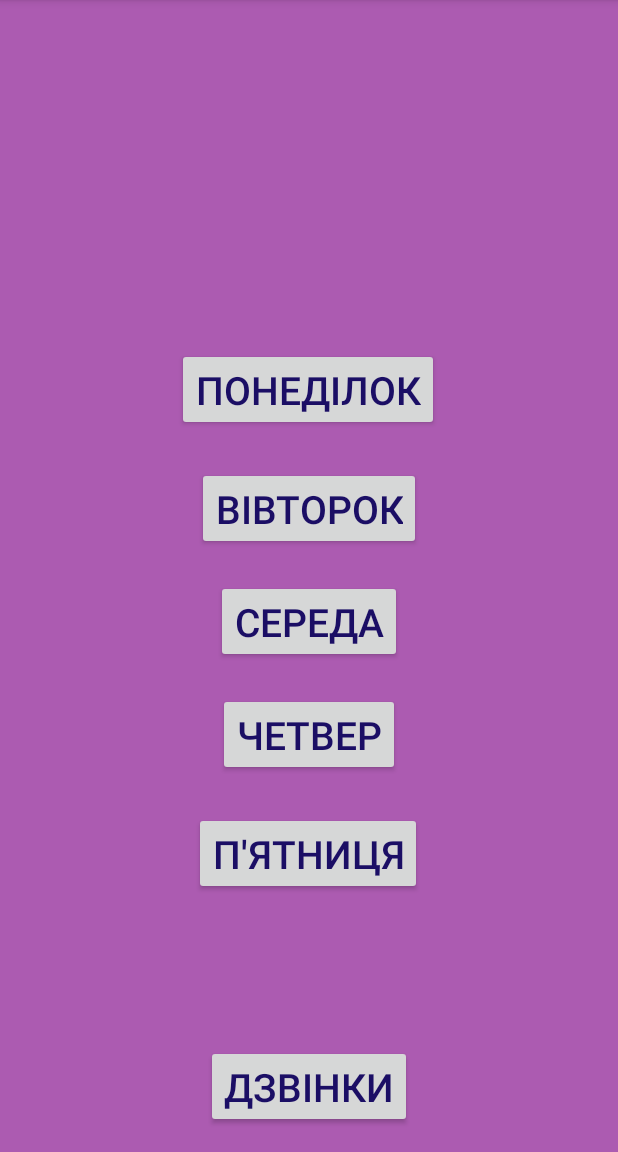
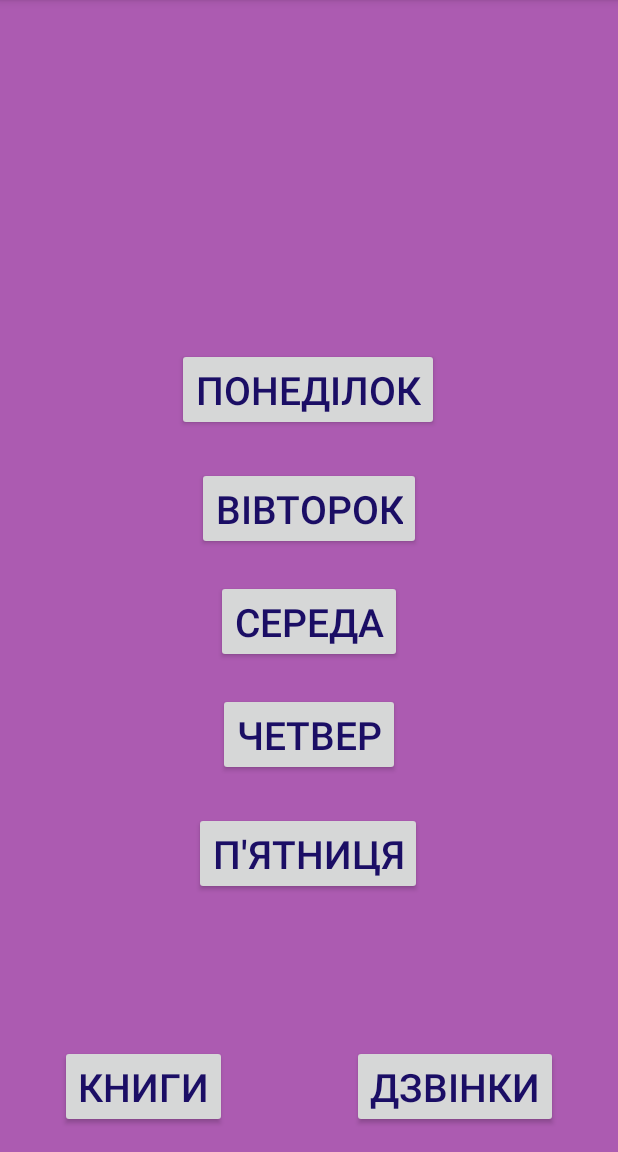
Before and after one commit to glebirus4/rozklad, an Android app: the screen it shows after launch (MainActivity), on a phone screen of 412 x 824 dp, the part 84-1236 px from its top. Run offline under Robolectric (Android 15) with nearby library versions, the phone set to English and light mode, and no system bars.

Commit message:
One more new feature

```diff
--- a/app/src/main/AndroidManifest.xml
+++ b/app/src/main/AndroidManifest.xml
@@ -9,7 +9,8 @@
         android:roundIcon="@mipmap/ic_launcher_round"
         android:supportsRtl="true"
         android:theme="@style/AppTheme">
-        <activity android:name=".MainActivity6"/>
+        <activity android:name=".MainActivity7"></activity>
+        <activity android:name=".MainActivity6" />
         <activity android:name=".MainActivity5" />
         <activity android:name=".MainActivity4" />
         <activity android:name=".MainActivity3" />
--- a/app/src/main/res/layout/activity_main.xml
+++ b/app/src/main/res/layout/activity_main.xml
@@ -6,6 +6,9 @@
     android:layout_height="match_parent"
     android:background="#AC5BB1"
     tools:context=".MainActivity">
+
+
+
 
 
     <Button
@@ -23,6 +26,22 @@
         app:layout_constraintHorizontal_bias="0.496"
         app:layout_constraintStart_toStartOf="parent"
         app:layout_constraintTop_toTopOf="parent" />
+
+
+    <Button
+        android:id="@+id/asd"
+        android:layout_width="wrap_content"
+        android:layout_height="wrap_content"
+        android:layout_gravity="bottom|center_horizontal"
+        android:layout_marginStart="40dp"
+        android:layout_marginBottom="16dp"
+        android:onClick="knigi"
+        android:text="@string/books"
+        android:textColor="@color/colorButton"
+        android:textSize="26sp"
+        app:layout_constraintBottom_toBottomOf="parent"
+        app:layout_constraintStart_toStartOf="parent"
+        tools:ignore="MissingConstraints,MissingConstraintsk" />
 
     <Button
         android:id="@+id/button7"
@@ -89,16 +108,14 @@
         android:id="@+id/button4"
         android:layout_width="wrap_content"
         android:layout_height="wrap_content"
-        android:layout_marginStart="50dp"
-        android:layout_marginEnd="50dp"
+        android:layout_marginEnd="40dp"
         android:layout_marginBottom="16dp"
         android:onClick="time123"
         android:text="@string/time"
         android:textColor="@color/colorButton"
         android:textSize="26sp"
         app:layout_constraintBottom_toBottomOf="parent"
-        app:layout_constraintEnd_toEndOf="parent"
-        app:layout_constraintStart_toStartOf="parent" />
+        app:layout_constraintEnd_toEndOf="parent" />
 
 
 </androidx.constraintlayout.widget.ConstraintLayout>
```
Also changed, not shown: app/src/main/java/com/example/myapplication1/MainActivity.kt (+29 -6 lines), app/src/main/java/com/example/myapplication1/MainActivity7.kt (added, +25 -0 lines), app/src/main/res/layout/activity_main8.xml (added, +23 -0 lines), app/src/main/res/values/strings.xml (+5 -3 lines).
